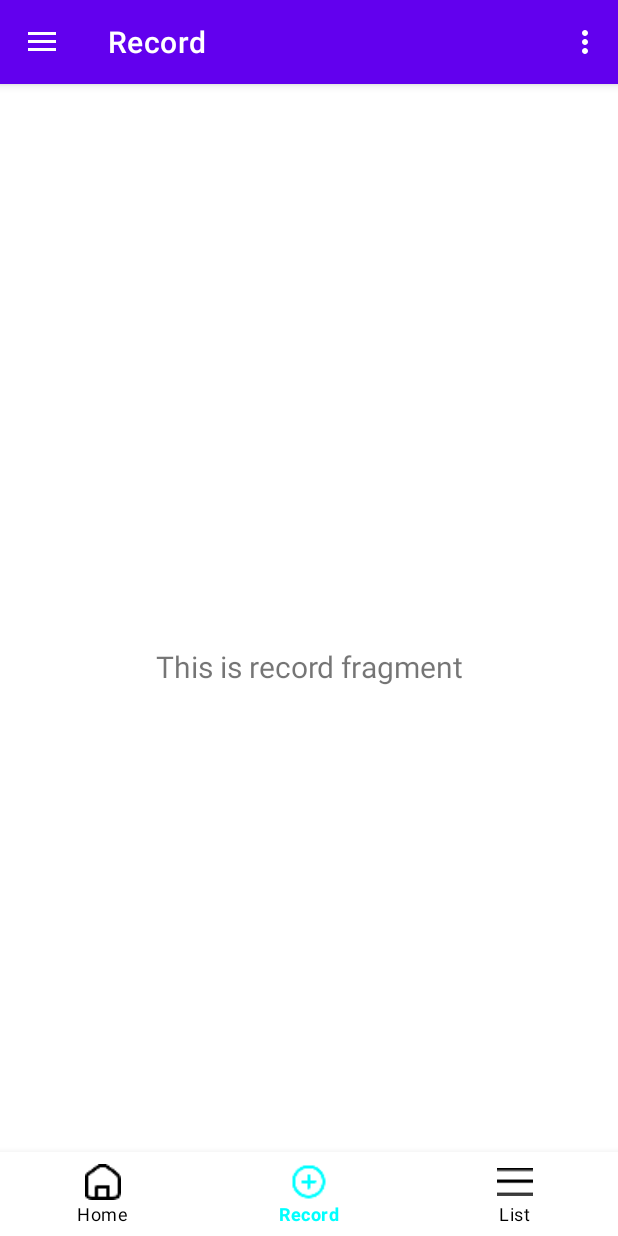
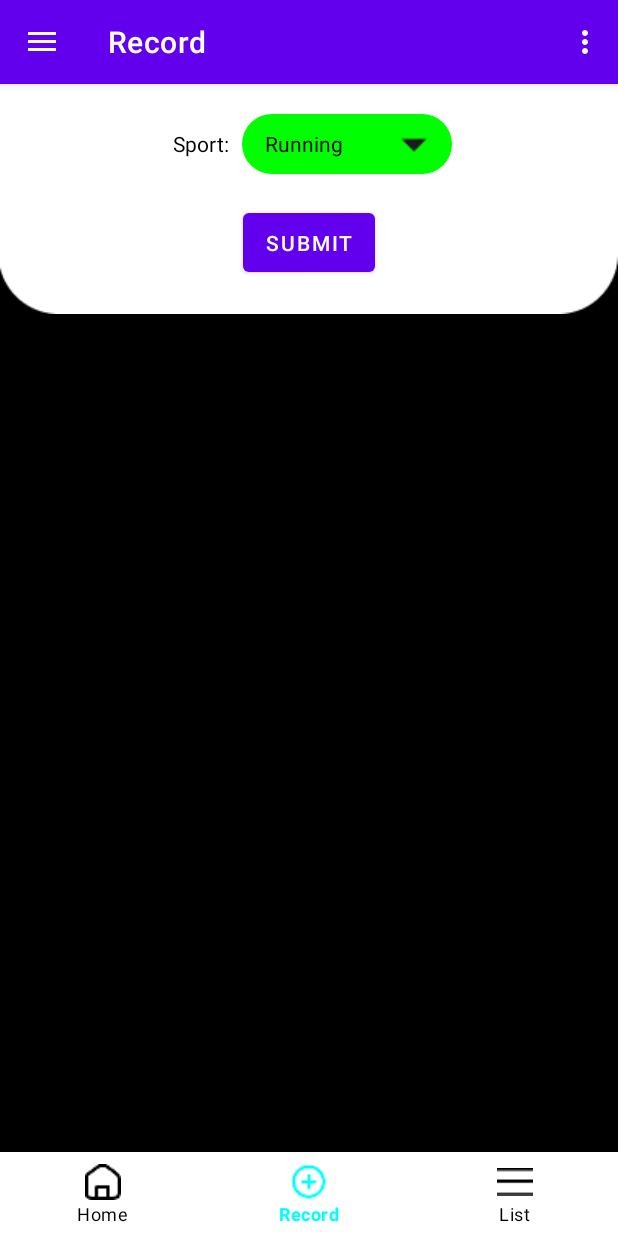
Before and after one commit to Srilashman/MilesTrack, an Android app: the screen it shows after launch (MainActivity), item 2 of the bottom bar chosen, on a phone screen of 412 x 824 dp. Run offline under Robolectric (Android 15) with nearby library versions, the phone set to English and light mode, and no system bars; our stand-ins replace navigation-ui; libraries missing offline, so code that uses them is left out: com.github.mikephil.charting; 11 statements that could not run were skipped.

Commit message:
Add spinner (dropdown menu) in record tab

```diff
--- a/app/src/main/java/com/sp/milestrack/ui/record/RecordFragment.java
+++ b/app/src/main/java/com/sp/milestrack/ui/record/RecordFragment.java
@@ -1,9 +1,12 @@
 package com.sp.milestrack.ui.record;
 
+import android.graphics.Color;
 import android.os.Bundle;
 import android.view.LayoutInflater;
 import android.view.View;
 import android.view.ViewGroup;
+import android.widget.ArrayAdapter;
+import android.widget.Spinner;
 import android.widget.TextView;
 
 import androidx.annotation.NonNull;
@@ -11,6 +14,7 @@ import androidx.fragment.app.Fragment;
 import androidx.lifecycle.ViewModelProvider;
 
 
+import com.sp.milestrack.R;
 import com.sp.milestrack.databinding.FragmentRecordBinding;
 
 public class RecordFragment extends Fragment {
@@ -25,8 +29,19 @@ public class RecordFragment extends Fragment {
         binding = FragmentRecordBinding.inflate(inflater, container, false);
         View root = binding.getRoot();
 
-        final TextView textView = binding.textGallery;
-        recordViewModel.getText().observe(getViewLifecycleOwner(), textView::setText);
+//        final TextView textView = binding.textGallery;
+//        recordViewModel.getText().observe(getViewLifecycleOwner(), textView::setText);
+        Spinner spinner = (Spinner) root.findViewById(R.id.sport_choice);
+        ArrayAdapter<CharSequence> adapter = ArrayAdapter.createFromResource(
+                requireContext(),
+                R.array.sports_array,
+                R.layout.spinner_item
+        );
+        // Specify the layout to use when the list of choices appears.
+        adapter.setDropDownViewResource(android.R.layout.simple_spinner_dropdown_item);
+        //spinner.setBackgroundColor(Color.rgb(0, 255, 0));
+        // Apply the adapter to the spinner.
+        spinner.setAdapter(adapter);
         return root;
     }
 
--- /dev/null
+++ b/app/src/main/res/drawable/spinner_shape.xml
@@ -0,0 +1,5 @@
+<?xml version="1.0" encoding="utf-8"?>
+<shape xmlns:android="http://schemas.android.com/apk/res/android">
+    <solid android:color="#00FF00" /> <!-- Background color -->
+    <corners android:radius="30dp" /> <!-- Border radius -->
+</shape>
--- a/app/src/main/res/layout/fragment_record.xml
+++ b/app/src/main/res/layout/fragment_record.xml
@@ -6,7 +6,7 @@
     android:layout_height="match_parent"
     tools:context=".ui.record.RecordFragment">
 
-    <TextView
+    <!--<TextView
         android:id="@+id/text_gallery"
         android:layout_width="match_parent"
         android:layout_height="wrap_content"
@@ -18,5 +18,57 @@
         app:layout_constraintBottom_toBottomOf="parent"
         app:layout_constraintEnd_toEndOf="parent"
         app:layout_constraintStart_toStartOf="parent"
-        app:layout_constraintTop_toTopOf="parent" />
+        app:layout_constraintTop_toTopOf="parent" />-->
+    <LinearLayout
+        android:layout_width="match_parent"
+        android:layout_height="match_parent"
+        android:background="@color/black"
+        android:orientation="vertical"> <!-- Remove background color after put map-->
+
+        <androidx.constraintlayout.widget.ConstraintLayout
+            android:layout_width="match_parent"
+            android:layout_height="wrap_content">
+
+            <ImageView
+                android:layout_width="match_parent"
+                android:layout_height="wrap_content"
+                android:src="@drawable/rectangle_record"
+                android:contentDescription="Image description" />
+            <LinearLayout
+                android:id="@+id/sport_layout"
+                android:layout_width="match_parent"
+                android:layout_height="wrap_content"
+                android:orientation="horizontal"
+                android:layout_marginTop="20dp"
+                android:gravity="center_horizontal"
+                app:layout_constraintTop_toTopOf="parent"
+                app:layout_constraintStart_toStartOf="parent"
+                app:layout_constraintEnd_toEndOf="parent">
+            <TextView
+                android:layout_width="wrap_content"
+                android:layout_height="wrap_content"
+                android:text="Sport: "
+                android:padding="5dp"
+                android:textColor="@color/black"/>
+            <Spinner
+                android:id="@+id/sport_choice"
+                android:layout_width="140dp"
+                android:layout_height="40dp"
+                android:padding="5dp"
+                android:spinnerMode="dropdown"
+                android:background="@drawable/spinner_shape" />
+            </LinearLayout>
+            <Button
+                android:id="@+id/submit_btn"
+                android:text="Submit"
+                android:layout_width="wrap_content"
+                android:layout_height="wrap_content"
+                android:gravity="center_horizontal"
+                android:padding="10dp"
+                android:layout_marginTop="20dp"
+                app:layout_constraintEnd_toEndOf="parent"
+                app:layout_constraintStart_toStartOf="parent"
+                app:layout_constraintTop_toBottomOf="@id/sport_layout" />
+        </androidx.constraintlayout.widget.ConstraintLayout>
+    </LinearLayout>
 </androidx.constraintlayout.widget.ConstraintLayout>
--- /dev/null
+++ b/app/src/main/res/layout/spinner_item.xml
@@ -0,0 +1,9 @@
+
+    <TextView
+        xmlns:android="http://schemas.android.com/apk/res/android"
+        android:layout_width="match_parent"
+        android:layout_height="wrap_content"
+        android:paddingStart="10dp"
+        android:gravity="center_vertical"
+        android:drawableRight="@drawable/arrow_drop_down"
+        android:textColor="#000" />
--- a/app/src/main/res/values/strings.xml
+++ b/app/src/main/res/values/strings.xml
@@ -10,4 +10,11 @@
     <string name="menu_home">Home</string>
     <string name="menu_record">Record</string>
     <string name="menu_list">List</string>
+    <string-array name="sports_array">
+        <item>Running</item>
+        <item>Swimming</item>
+        <item>Hiking</item>
+        <item>Cycling</item>
+        <item>Other</item>
+    </string-array>
 </resources>
```
Also changed, not shown: app/src/main/res/drawable/arrow_drop_down.png (added), app/src/main/res/drawable/rectangle_record.png (added).
